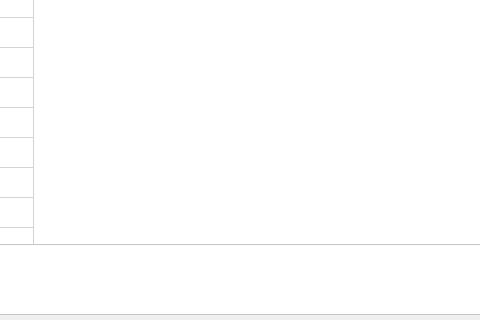
Qt form GUI/HistoryPage.ui (Esammohammed/Ai-personal-trainer) before a commit; both pictures show x 265 to 745 and y 376 to 696 of the 982 by 696 pixel window.
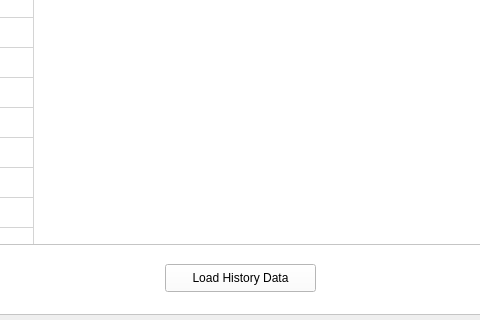
The same form after that commit.

Commit message: button added to history page

```diff
--- a/GUI/HistoryPage.ui
+++ b/GUI/HistoryPage.ui
@@ -185,6 +185,19 @@
      </property>
     </column>
    </widget>
+   <widget class="QPushButton" name="LoadData">
+    <property name="geometry">
+     <rect>
+      <x>430</x>
+      <y>640</y>
+      <width>151</width>
+      <height>28</height>
+     </rect>
+    </property>
+    <property name="text">
+     <string>Load History Data</string>
+    </property>
+   </widget>
    <zorder>tableWidget</zorder>
    <zorder>label</zorder>
   </widget>
```
Left out of the diff: 1 changed line with no effect on the pictures. The commit also changes 1 other file.
